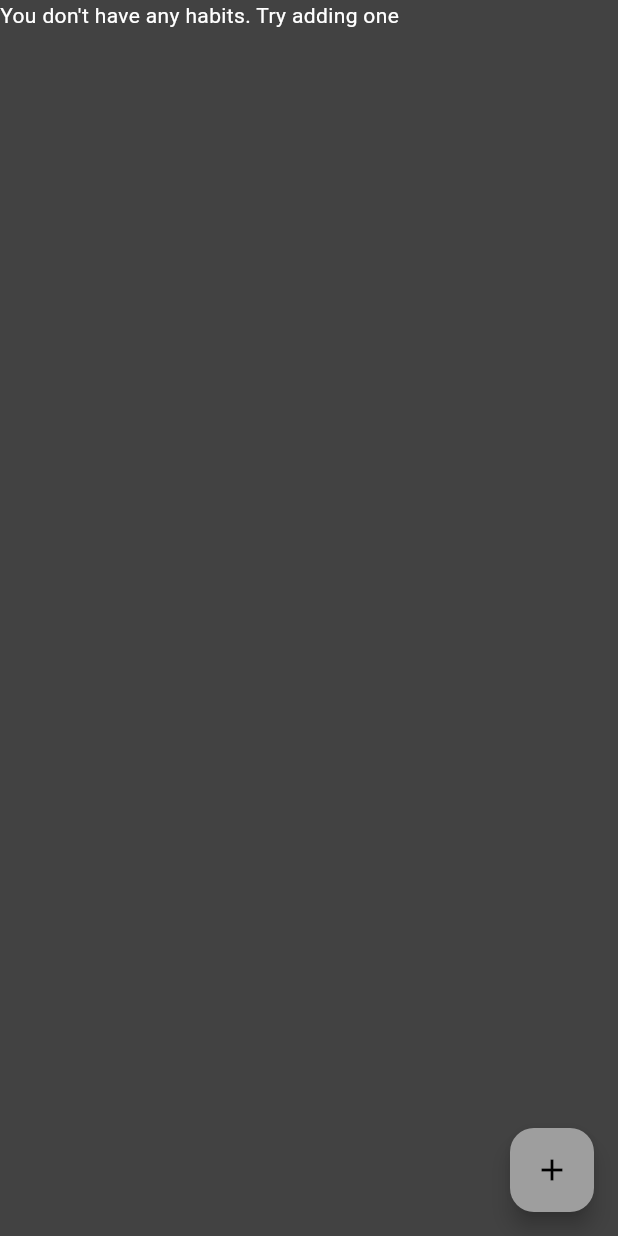
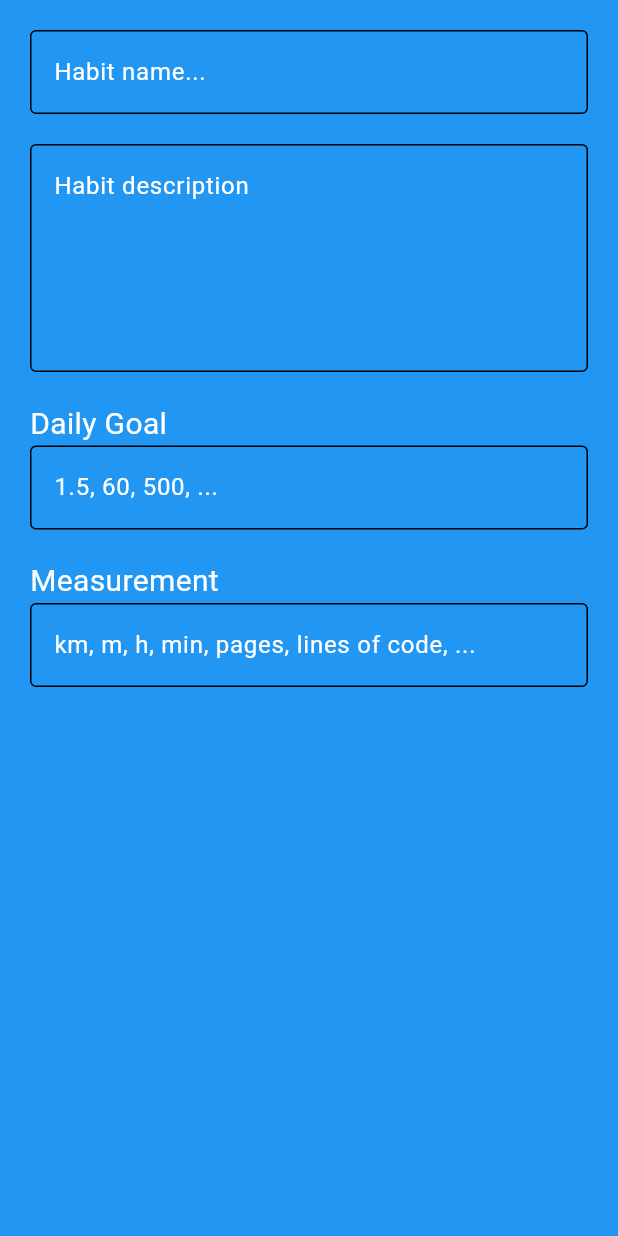
Before and after one commit to zienex0/Multi-User-Habits, a Flutter app: the screen it shows after launch, after a tap on the "add" icon, on a phone screen of 412 x 824 dp. Run offline on Flutter 3.47's test engine with Material 3 defaults, Android fonts, the phone set to English and light mode, and no system bars; our stand-ins replace cloud_firestore, firebase_core; accounts and stored records are empty.

Commit message:
Prototype habit adding page

```diff
--- a/lib/components/habit_tile.dart
+++ b/lib/components/habit_tile.dart
@@ -39,8 +39,6 @@ class HabitTile extends StatelessWidget {
               return Column(
                 children: habitCompletionHistory.map((completion) {
                   // RIGHT NOW FUNCTIONS WILL NOT WORK BECAUSE THEY ARE ASYNCHRONOUS
-                  completion.fetchAndAssignUser(completion.userId);
-                  completion.fetchAndAssignHabit(completion.habitId);
                   print(completion.user);
                   if (completion.user == null) {
                     return const ListTile(
--- a/lib/models/habit_model.dart
+++ b/lib/models/habit_model.dart
@@ -10,6 +10,8 @@ class Habit {
   final String measurement;
   final bool isActive;
   final Timestamp creationDate;
+
+  // FREQUENCY IS NOT IMPORTANT, ALL HABITS WILL BE DAILY
 
   Habit(
       {required this.id,
--- a/lib/models/user_habit_model.dart
+++ b/lib/models/user_habit_model.dart
@@ -7,7 +7,7 @@ import 'package:multiuser_habits/services/db_users_service.dart';
 class UserHabit {
   final String id;
   final Timestamp completionDate;
-  final int quantity;
+  final double quantity;
   final String userNote;
   final String habitId;
   final String userId;
@@ -31,16 +31,31 @@ class UserHabit {
 
     Map<String, dynamic> data = doc.data() as Map<String, dynamic>;
 
+    double quantity = (data['quantity'] is int)
+        ? (data['quantity'] as int).toDouble()
+        : data['quantity'] as double;
+
+    print(data);
+
     return UserHabit(
         id: doc.id,
         completionDate: data['completionDate'],
-        quantity: data['quantity'],
+        quantity: quantity,
         userNote: data['userNote'] ?? '',
         habitId: data['habitId'],
         userId: data['userId']);
   }
 
-  Future<void> fetchAndAssignUser(String userHabitUserId) async {
+  Future<void> fetchAndAssignUserAndHabit() async {
+    try {
+      await _fetchAndAssignUser(userId);
+      await _fetchAndAssignHabit(habitId);
+    } catch (e) {
+      throw Exception("Error fetching user or habit from UserHabit model: $e");
+    }
+  }
+
+  Future<void> _fetchAndAssignUser(String userHabitUserId) async {
     DbUsers dbUsers = DbUsers();
     user = await dbUsers.getUserData(userHabitUserId);
     if (user == null) {
@@ -49,7 +64,7 @@ class UserHabit {
     }
   }
 
-  Future<void> fetchAndAssignHabit(String userHabitHabitId) async {
+  Future<void> _fetchAndAssignHabit(String userHabitHabitId) async {
     DbHabits dbHabits = DbHabits();
     habit = await dbHabits.getHabitData(userHabitHabitId);
     if (habit == null) {
--- /dev/null
+++ b/lib/pages/add_habit_page.dart
@@ -0,0 +1,96 @@
+import 'package:flutter/material.dart';
+
+class AddHabitPage extends StatefulWidget {
+  // AddHabitPage({super.key});
+
+  @override
+  State<AddHabitPage> createState() => _AddHabitPageState();
+}
+
+class _AddHabitPageState extends State<AddHabitPage> {
+  final TextEditingController _habitNameController = TextEditingController();
+  final TextEditingController _habitDescriptionController =
+      TextEditingController();
+  final TextEditingController _habitGoalController = TextEditingController();
+  final TextEditingController _habitMeasurementController =
+      TextEditingController();
+
+  @override
+  Widget build(BuildContext context) {
+    return Scaffold(
+      backgroundColor: Colors.blue,
+      body: SafeArea(
+        child: Padding(
+          padding: const EdgeInsets.all(20.0),
+          child: Form(
+            // key: ,
+            child: Column(
+              crossAxisAlignment: CrossAxisAlignment.start,
+              children: [
+                // habit name input field
+                TextFormField(
+                  controller: _habitNameController,
+                  keyboardType: TextInputType.text,
+                  decoration: const InputDecoration(
+                    hintText: "Habit name...",
+                    border: OutlineInputBorder(),
+                  ),
+                ),
+
+                const SizedBox(
+                  height: 20,
+                ),
+
+                // habit description input field
+                TextFormField(
+                  controller: _habitDescriptionController,
+                  maxLines: 5,
+                  keyboardType: TextInputType.multiline,
+                  decoration: const InputDecoration(
+                    hintText: "Habit description",
+                    border: OutlineInputBorder(),
+                  ),
+                ),
+
+                const SizedBox(
+                  height: 20,
+                ),
+
+                // habit goal input field
+                const Text(
+                  'Daily Goal',
+                  style: TextStyle(fontSize: 20),
+                ),
+                TextFormField(
+                  controller: _habitGoalController,
+                  keyboardType: TextInputType.text,
+                  decoration: const InputDecoration(
+                    hintText: "1.5, 60, 500, ...",
+                    border: OutlineInputBorder(),
+                  ),
+                ),
+
+                const SizedBox(
+                  height: 20,
+                ),
+
+                const Text(
+                  'Measurement',
+                  style: TextStyle(fontSize: 20),
+                ),
+                TextFormField(
+                  controller: _habitMeasurementController,
+                  keyboardType: TextInputType.text,
+                  decoration: const InputDecoration(
+                    hintText: "km, m, h, min, pages, lines of code, ...",
+                    border: OutlineInputBorder(),
+                  ),
+                ),
+              ],
+            ),
+          ),
+        ),
+      ),
+    );
+  }
+}
--- a/lib/pages/habits_page.dart
+++ b/lib/pages/habits_page.dart
@@ -1,5 +1,6 @@
 import 'package:flutter/material.dart';
 import 'package:multiuser_habits/components/habit_tile.dart';
+import 'package:multiuser_habits/pages/add_habit_page.dart';
 import 'package:multiuser_habits/services/db_habits_service.dart';
 import 'package:multiuser_habits/models/habit_model.dart';
 
@@ -10,7 +11,14 @@ class HabitsPage extends StatelessWidget {
     return Scaffold(
       floatingActionButton: FloatingActionButton(
         child: const Icon(Icons.add),
-        onPressed: () {},
+        onPressed: () {
+          Navigator.push(
+            context,
+            MaterialPageRoute(
+              builder: (context) => AddHabitPage(),
+            ),
+          );
+        },
       ),
       body: FutureBuilder<List<Habit>>(
         future: habitsCollection.getAllHabits(),
```
